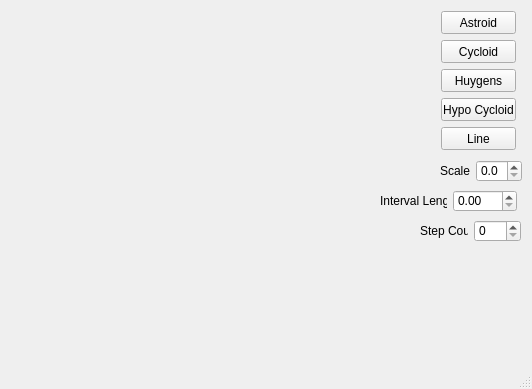
The window that mainwindow.ui (revolt268/QtCurvesCPP) describes before a commit, drawn with Qt 5.
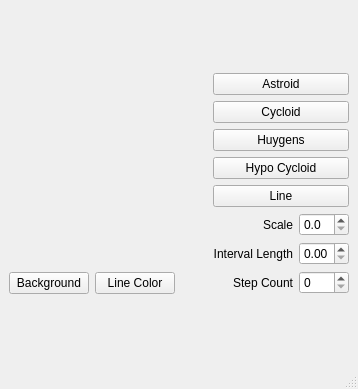
The same window after the commit. Custom widgets are drawn as their Qt base class.

Commit message: Updated User Interface

Diff of the .ui file:
```diff
--- a/mainwindow.ui
+++ b/mainwindow.ui
@@ -6,7 +6,7 @@
    <rect>
     <x>0</x>
     <y>0</y>
-    <width>532</width>
+    <width>358</width>
     <height>389</height>
    </rect>
   </property>
@@ -14,100 +14,70 @@
    <string>MainWindow</string>
   </property>
   <widget class="QWidget" name="centralwidget">
-   <widget class="RenderArea" name="renderArea" native="true">
-    <property name="geometry">
-     <rect>
-      <x>10</x>
-      <y>10</y>
-      <width>331</width>
-      <height>241</height>
-     </rect>
-    </property>
-   </widget>
+   <layout class="QGridLayout" name="gridLayout">
+    <item row="0" column="1">
+     <layout class="QVBoxLayout" name="verticalLayout">
+      <item>
    <widget class="QPushButton" name="btnAstroid">
-    <property name="geometry">
-     <rect>
-      <x>441</x>
-      <y>11</y>
-      <width>75</width>
-      <height>23</height>
-     </rect>
-    </property>
     <property name="text">
      <string>Astroid</string>
     </property>
    </widget>
-   <widget class="QPushButton" name="btnLine">
-    <property name="geometry">
-     <rect>
-      <x>441</x>
-      <y>127</y>
-      <width>75</width>
-      <height>23</height>
-     </rect>
-    </property>
-    <property name="text">
-     <string>Line</string>
-    </property>
-   </widget>
+      </item>
+      <item>
    <widget class="QPushButton" name="btnCycloid">
-    <property name="geometry">
-     <rect>
-      <x>441</x>
-      <y>40</y>
-      <width>75</width>
-      <height>23</height>
-     </rect>
-    </property>
     <property name="text">
      <string>Cycloid</string>
     </property>
    </widget>
+      </item>
+      <item>
    <widget class="QPushButton" name="btnHuygensCycloid">
-    <property name="geometry">
-     <rect>
-      <x>441</x>
-      <y>69</y>
-      <width>75</width>
-      <height>23</height>
-     </rect>
-    </property>
     <property name="text">
      <string>Huygens</string>
     </property>
    </widget>
+      </item>
+      <item>
    <widget class="QPushButton" name="btnHypoCycloid">
-    <property name="geometry">
-     <rect>
-      <x>441</x>
-      <y>98</y>
-      <width>75</width>
-      <height>23</height>
-     </rect>
-    </property>
     <property name="text">
      <string>Hypo Cycloid</string>
     </property>
    </widget>
-   <widget class="QWidget" name="">
-    <property name="geometry">
-     <rect>
-      <x>440</x>
-      <y>160</y>
-      <width>82</width>
-      <height>22</height>
-     </rect>
-    </property>
+      </item>
+      <item>
+       <widget class="QPushButton" name="btnLine">
+        <property name="text">
+         <string>Line</string>
+        </property>
+       </widget>
+      </item>
+      <item>
     <layout class="QHBoxLayout" name="horizontalLayout">
      <item>
       <widget class="QLabel" name="label">
        <property name="text">
         <string>Scale</string>
        </property>
+          <property name="alignment">
+           <set>Qt::AlignRight|Qt::AlignTrailing|Qt::AlignVCenter</set>
+          </property>
       </widget>
      </item>
      <item>
       <widget class="QDoubleSpinBox" name="spinScale">
+          <property name="sizePolicy">
+           <sizepolicy hsizetype="Minimum" vsizetype="Fixed">
+            <horstretch>0</horstretch>
+            <verstretch>0</verstretch>
+           </sizepolicy>
+          </property>
+          <property name="maximumSize">
+           <size>
+            <width>50</width>
+            <height>16777215</height>
+           </size>
+          </property>
        <property name="decimals">
         <number>1</number>
        </property>
@@ -117,26 +87,27 @@
       </widget>
      </item>
     </layout>
-   </widget>
-   <widget class="QWidget" name="">
-    <property name="geometry">
-     <rect>
-      <x>380</x>
-      <y>190</y>
-      <width>137</width>
-      <height>22</height>
-     </rect>
-    </property>
+      </item>
+      <item>
     <layout class="QHBoxLayout" name="horizontalLayout_2">
      <item>
       <widget class="QLabel" name="label_2">
        <property name="text">
         <string>Interval Length</string>
        </property>
+          <property name="alignment">
+           <set>Qt::AlignRight|Qt::AlignTrailing|Qt::AlignVCenter</set>
+          </property>
       </widget>
      </item>
      <item>
       <widget class="QDoubleSpinBox" name="spinInterval">
+          <property name="maximumSize">
+           <size>
+            <width>50</width>
+            <height>16777215</height>
+           </size>
+          </property>
        <property name="maximum">
         <double>100.000000000000000</double>
        </property>
@@ -146,26 +117,27 @@
       </widget>
      </item>
     </layout>
-   </widget>
-   <widget class="QWidget" name="">
-    <property name="geometry">
-     <rect>
-      <x>420</x>
-      <y>220</y>
-      <width>101</width>
-      <height>22</height>
-     </rect>
-    </property>
+      </item>
+      <item>
     <layout class="QHBoxLayout" name="horizontalLayout_3">
      <item>
       <widget class="QLabel" name="label_3">
        <property name="text">
         <string>Step Count</string>
        </property>
+          <property name="alignment">
+           <set>Qt::AlignRight|Qt::AlignTrailing|Qt::AlignVCenter</set>
+          </property>
       </widget>
      </item>
      <item>
       <widget class="QSpinBox" name="spinCount">
+          <property name="maximumSize">
+           <size>
+            <width>50</width>
+            <height>16777215</height>
+           </size>
+          </property>
        <property name="maximum">
         <number>512</number>
        </property>
@@ -175,7 +147,48 @@
       </widget>
      </item>
     </layout>
-   </widget>
+      </item>
+     </layout>
+    </item>
+    <item row="0" column="0">
+     <layout class="QVBoxLayout" name="verticalLayout_2">
+      <item>
+       <widget class="RenderArea" name="renderArea" native="true"/>
+      </item>
+      <item>
+       <layout class="QHBoxLayout" name="horizontalLayout_4">
+        <item>
+         <widget class="QPushButton" name="btnBackgroundColor">
+          <property name="text">
+           <string>Background</string>
+          </property>
+         </widget>
+        </item>
+        <item>
+         <widget class="QPushButton" name="btnLineColor">
+          <property name="text">
+           <string>Line Color</string>
+          </property>
+         </widget>
+        </item>
+        <item>
+         <spacer name="horizontalSpacer">
+          <property name="orientation">
+           <enum>Qt::Horizontal</enum>
+          </property>
+          <property name="sizeHint" stdset="0">
+           <size>
+            <width>98</width>
+            <height>20</height>
+           </size>
+          </property>
+         </spacer>
+        </item>
+       </layout>
+      </item>
+     </layout>
+    </item>
+   </layout>
   </widget>
   <widget class="QStatusBar" name="statusbar"/>
  </widget>
```
Lines whose indentation alone changed are shown as unchanged. The commit also changes 4 other files.
